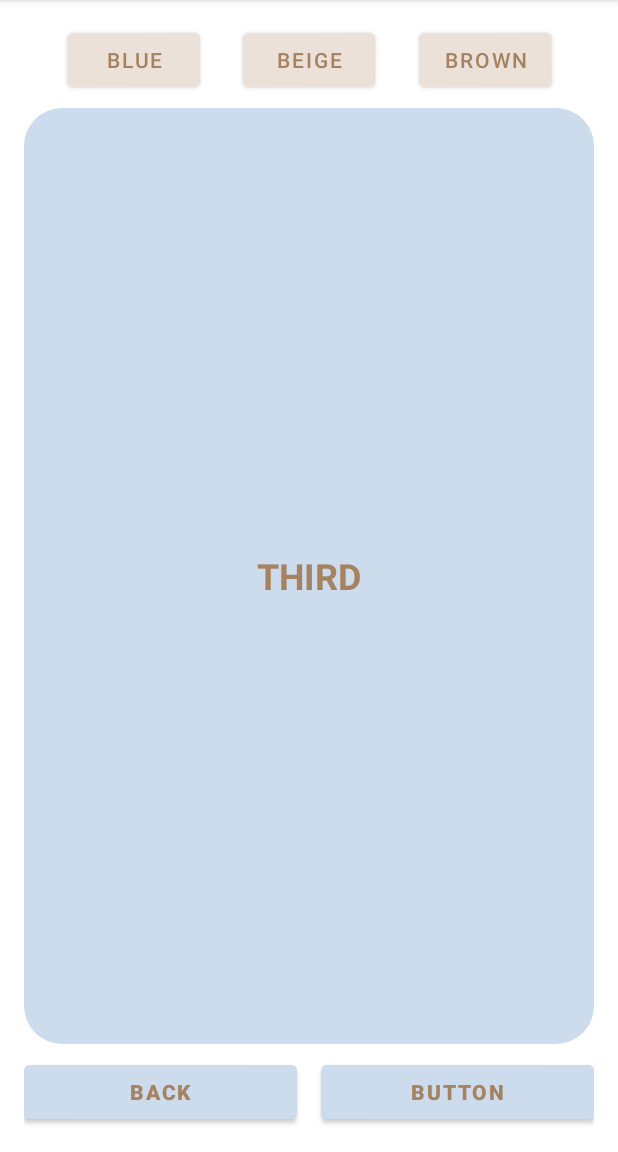
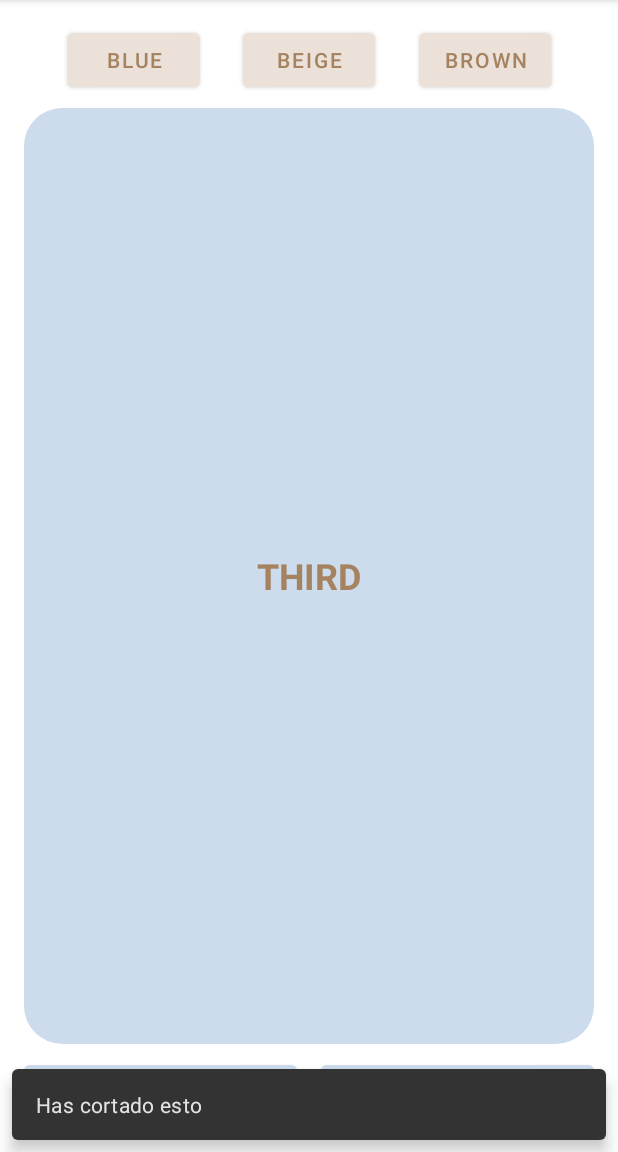
Before and after one commit to Memi1990/fragmentReturn, an Android app: the fragment FifthFragment placed in its activity, after a tap on "BLUE", on a phone screen of 412 x 824 dp, the part 84-1236 px from its top. Run offline under Robolectric (Android 15) with nearby library versions, the phone set to English and light mode, and no system bars; 3 other taps on this screen came first.

Commit message:
commit menu

```diff
--- a/app/src/main/java/com/example/fragment_return/Fragments/FifthFragment.kt
+++ b/app/src/main/java/com/example/fragment_return/Fragments/FifthFragment.kt
@@ -1,33 +1,32 @@
 package com.example.fragment_return.Fragments
 
 import android.os.Bundle
+import android.view.*
+import android.widget.Toast
 import androidx.fragment.app.Fragment
-import android.view.LayoutInflater
-import android.view.View
-import android.view.ViewGroup
 import com.example.fragment_return.R
+import com.google.android.material.snackbar.Snackbar
 
-// TODO: Rename parameter arguments, choose names that match
-// the fragment initialization parameters, e.g. ARG_ITEM_NUMBER
-private const val ARG_PARAM1 = "param1"
-private const val ARG_PARAM2 = "param2"
-
-/**
- * A simple [Fragment] subclass.
- * Use the [FifthFragment.newInstance] factory method to
- * create an instance of this fragment.
- */
 class FifthFragment : Fragment() {
-    // TODO: Rename and change types of parameters
-    private var param1: String? = null
-    private var param2: String? = null
-
+    private var myView:View? = null
     override fun onCreate(savedInstanceState: Bundle?) {
         super.onCreate(savedInstanceState)
-        arguments?.let {
-            param1 = it.getString(ARG_PARAM1)
-            param2 = it.getString(ARG_PARAM2)
+        setHasOptionsMenu(true)
+    }
+
+    override fun onCreateOptionsMenu(menu: Menu, inflater: MenuInflater) {
+        super.onCreateOptionsMenu(menu, inflater)
+        inflater.inflate(R.menu.menu_fragment1,menu)
+    }
+
+    override fun onOptionsItemSelected(item: MenuItem): Boolean {
+        super.onOptionsItemSelected(item)
+        when(item.itemId){
+            R.id.itCopy-> Toast.makeText(context, "Has copiado esto", Toast.LENGTH_SHORT).show()
+            R.id.itCut-> Snackbar.make(myView!!, "Has cortado esto", Snackbar.LENGTH_SHORT).show()
+            R.id.itPaste-> Snackbar.make(myView!!, "Has pegado esto", Snackbar.LENGTH_SHORT).show()
         }
+        return super.onContextItemSelected(item)
     }
 
     override fun onCreateView(
@@ -35,26 +34,8 @@ class FifthFragment : Fragment() {
         savedInstanceState: Bundle?
     ): View? {
         // Inflate the layout for this fragment
-        return inflater.inflate(R.layout.fragment_fifth, container, false)
+        myView = inflater.inflate(R.layout.fragment_first, container, false)
+        return myView
     }
 
-    companion object {
-        /**
-         * Use this factory method to create a new instance of
-         * this fragment using the provided parameters.
-         *
-         * @param param1 Parameter 1.
-         * @param param2 Parameter 2.
-         * @return A new instance of fragment FifthFragment.
-         */
-        // TODO: Rename and change types and number of parameters
-        @JvmStatic
-        fun newInstance(param1: String, param2: String) =
-            FifthFragment().apply {
-                arguments = Bundle().apply {
-                    putString(ARG_PARAM1, param1)
-                    putString(ARG_PARAM2, param2)
-                }
-            }
-    }
 }
--- /dev/null
+++ b/app/src/main/res/drawable-anydpi/ic_action_copy.xml
@@ -0,0 +1,11 @@
+<vector xmlns:android="http://schemas.android.com/apk/res/android"
+    android:width="24dp"
+    android:height="24dp"
+    android:viewportWidth="24"
+    android:viewportHeight="24"
+    android:tint="#A58361"
+    android:alpha="0.8">
+  <path
+      android:fillColor="@android:color/white"
+      android:pathData="M16,1L4,1c-1.1,0 -2,0.9 -2,2v14h2L4,3h12L16,1zM15,5l6,6v10c0,1.1 -0.9,2 -2,2L7.99,23C6.89,23 6,22.1 6,21l0.01,-14c0,-1.1 0.89,-2 1.99,-2h7zM14,12h5.5L14,6.5L14,12z"/>
+</vector>
--- /dev/null
+++ b/app/src/main/res/drawable-anydpi/ic_action_cut.xml
@@ -0,0 +1,11 @@
+<vector xmlns:android="http://schemas.android.com/apk/res/android"
+    android:width="24dp"
+    android:height="24dp"
+    android:viewportWidth="24"
+    android:viewportHeight="24"
+    android:tint="#A58361"
+    android:alpha="0.8">
+  <path
+      android:fillColor="@android:color/white"
+      android:pathData="M9.64,7.64c0.23,-0.5 0.36,-1.05 0.36,-1.64 0,-2.21 -1.79,-4 -4,-4S2,3.79 2,6s1.79,4 4,4c0.59,0 1.14,-0.13 1.64,-0.36L10,12l-2.36,2.36C7.14,14.13 6.59,14 6,14c-2.21,0 -4,1.79 -4,4s1.79,4 4,4 4,-1.79 4,-4c0,-0.59 -0.13,-1.14 -0.36,-1.64L12,14l7,7h3v-1L9.64,7.64zM6,8c-1.1,0 -2,-0.89 -2,-2s0.9,-2 2,-2 2,0.89 2,2 -0.9,2 -2,2zM6,20c-1.1,0 -2,-0.89 -2,-2s0.9,-2 2,-2 2,0.89 2,2 -0.9,2 -2,2zM12,12.5c-0.28,0 -0.5,-0.22 -0.5,-0.5s0.22,-0.5 0.5,-0.5 0.5,0.22 0.5,0.5 -0.22,0.5 -0.5,0.5zM19,3l-6,6 2,2 7,-7L22,3z"/>
+</vector>
--- /dev/null
+++ b/app/src/main/res/drawable-anydpi/ic_action_paste.xml
@@ -0,0 +1,11 @@
+<vector xmlns:android="http://schemas.android.com/apk/res/android"
+    android:width="24dp"
+    android:height="24dp"
+    android:viewportWidth="24"
+    android:viewportHeight="24"
+    android:tint="#A58361"
+    android:alpha="0.8">
+  <path
+      android:fillColor="@android:color/white"
+      android:pathData="M19,2h-4.18C14.4,0.84 13.3,0 12,0c-1.3,0 -2.4,0.84 -2.82,2L5,2c-1.1,0 -2,0.9 -2,2v16c0,1.1 0.9,2 2,2h14c1.1,0 2,-0.9 2,-2L21,4c0,-1.1 -0.9,-2 -2,-2zM12,2c0.55,0 1,0.45 1,1s-0.45,1 -1,1 -1,-0.45 -1,-1 0.45,-1 1,-1zM19,20L5,20L5,4h2v3h10L17,4h2v16z"/>
+</vector>
--- /dev/null
+++ b/app/src/main/res/menu/menu_fragment1.xml
@@ -0,0 +1,22 @@
+<?xml version="1.0" encoding="utf-8"?>
+<menu xmlns:android="http://schemas.android.com/apk/res/android"
+    xmlns:app="http://schemas.android.com/apk/res-auto">
+    <item
+        app:showAsAction="ifRoom"
+        android:id="@+id/itCopy"
+        android:icon="@drawable/ic_action_copy"
+        android:title=""
+        android:orderInCategory="100"/>
+    <item
+        app:showAsAction="ifRoom"
+        android:orderInCategory="100"
+        android:id="@+id/itPaste"
+        android:icon="@drawable/ic_action_paste"
+        android:title=""/>
+    <item
+        app:showAsAction="ifRoom"
+        android:orderInCategory="100"
+        android:id="@+id/itCut"
+        android:icon="@drawable/ic_action_cut"
+        android:title=""/>
+</menu>
```
Also changed, not shown: app/src/main/java/com/example/fragment_return/Fragments/FirstFragment.kt (+22 -40 lines), app/src/main/res/drawable-hdpi/ic_action_copy.png (added), app/src/main/res/drawable-hdpi/ic_action_cut.png (added), app/src/main/res/drawable-hdpi/ic_action_paste.png (added), app/src/main/res/drawable-mdpi/ic_action_copy.png (added), app/src/main/res/drawable-mdpi/ic_action_cut.png (added), app/src/main/res/drawable-mdpi/ic_action_paste.png (added), app/src/main/res/drawable-xhdpi/ic_action_copy.png (added), app/src/main/res/drawable-xhdpi/ic_action_cut.png (added), app/src/main/res/drawable-xhdpi/ic_action_paste.png (added), app/src/main/res/drawable-xxhdpi/ic_action_copy.png (added), app/src/main/res/drawable-xxhdpi/ic_action_cut.png (added), app/src/main/res/drawable-xxhdpi/ic_action_paste.png (added).
